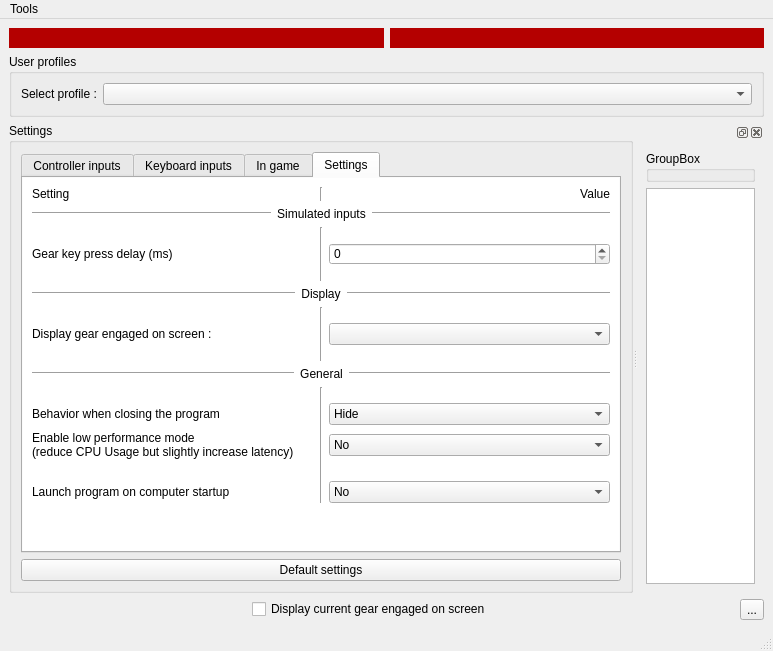
BrokenGameNoob/BrokenTC2, file BrokenTC2/mainwindow.ui: the form before one commit.
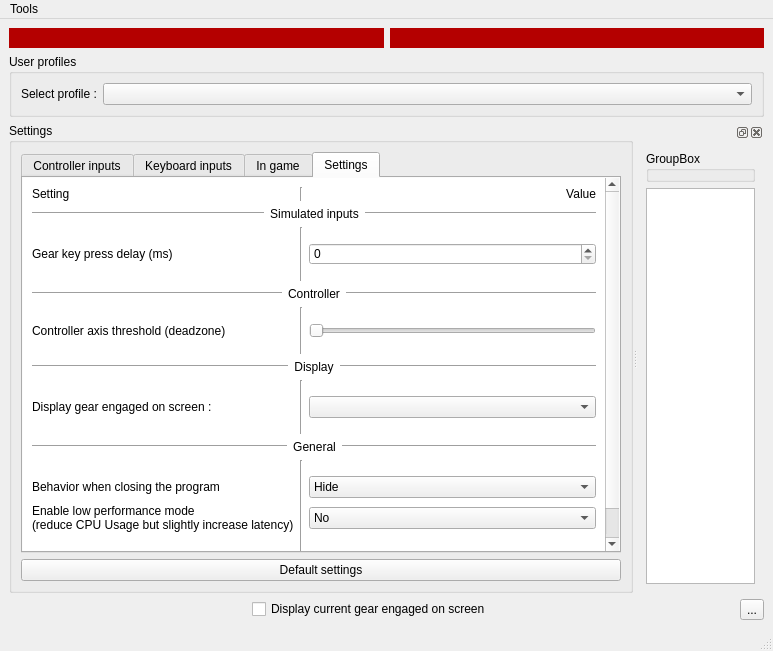
The form after the commit. The open tabs and pages were chosen to show the change. Icons and pictures are not drawn. Custom widgets are drawn as their Qt base class.

```diff
--- a/BrokenTC2/mainwindow.ui
+++ b/BrokenTC2/mainwindow.ui
@@ -1052,8 +1052,8 @@
              <rect>
               <x>0</x>
               <y>0</y>
-              <width>579</width>
-              <height>425</height>
+              <width>582</width>
+              <height>444</height>
              </rect>
             </property>
             <property name="minimumSize">
@@ -1069,17 +1069,32 @@
 	</string>
             </property>
             <layout class="QGridLayout" name="gridLayout_4">
-             <item row="0" column="1">
-              <widget class="Line" name="line_21">
+             <item row="14" column="1" rowspan="5">
+              <widget class="Line" name="line_28">
                <property name="orientation">
                 <enum>Qt::Vertical</enum>
                </property>
               </widget>
              </item>
-             <item row="6" column="1" rowspan="3">
-              <widget class="Line" name="line_29">
-               <property name="orientation">
-                <enum>Qt::Vertical</enum>
+             <item row="18" column="2">
+              <widget class="QComboBox" name="cb_launchOnStartup">
+               <item>
+                <property name="text">
+                 <string>No</string>
+                </property>
+               </item>
+               <item>
+                <property name="text">
+                 <string>Yes</string>
+                </property>
+               </item>
+              </widget>
+             </item>
+             <item row="16" column="0">
+              <widget class="QLabel" name="lbl_disp_lowPerfMode">
+               <property name="text">
+                <string>Enable low performance mode
+(reduce CPU Usage but slightly increase latency)</string>
                </property>
               </widget>
              </item>
@@ -1099,6 +1114,83 @@
                </property>
               </spacer>
              </item>
+             <item row="15" column="2">
+              <widget class="QComboBox" name="cb_exitOnCloseEvent">
+               <item>
+                <property name="text">
+                 <string>Hide</string>
+                </property>
+               </item>
+               <item>
+                <property name="text">
+                 <string>Exit</string>
+                </property>
+               </item>
+              </widget>
+             </item>
+             <item row="3" column="0">
+              <widget class="QLabel" name="lbl_disp_gearDelay">
+               <property name="toolTip">
+                <string>How long the key is going to be pressed down</string>
+               </property>
+               <property name="text">
+                <string>Gear key press delay (ms)</string>
+               </property>
+              </widget>
+             </item>
+             <item row="19" column="0">
+              <spacer name="verticalSpacer_12">
+               <property name="orientation">
+                <enum>Qt::Vertical</enum>
+               </property>
+               <property name="sizeHint" stdset="0">
+                <size>
+                 <width>20</width>
+                 <height>40</height>
+                </size>
+               </property>
+              </spacer>
+             </item>
+             <item row="0" column="1">
+              <widget class="Line" name="line_21">
+               <property name="orientation">
+                <enum>Qt::Vertical</enum>
+               </property>
+              </widget>
+             </item>
+             <item row="11" column="2">
+              <widget class="QComboBox" name="cb_gearDisplayScreen">
+               <property name="sizePolicy">
+                <sizepolicy hsizetype="Preferred" vsizetype="Fixed">
+                 <horstretch>0</horstretch>
+                 <verstretch>0</verstretch>
+                </sizepolicy>
+               </property>
+              </widget>
+             </item>
+             <item row="11" column="0">
+              <widget class="QLabel" name="lbl_disp_gearDisplayScreen">
+               <property name="text">
+                <string>Display gear engaged on screen :</string>
+               </property>
+              </widget>
+             </item>
+             <item row="3" column="2">
+              <widget class="QSpinBox" name="sb_gearDelay">
+               <property name="sizePolicy">
+                <sizepolicy hsizetype="Preferred" vsizetype="Fixed">
+                 <horstretch>0</horstretch>
+                 <verstretch>0</verstretch>
+                </sizepolicy>
+               </property>
+               <property name="toolTip">
+                <string>How long the key is going to be pressed down</string>
+               </property>
+               <property name="maximum">
+                <number>1200</number>
+               </property>
+              </widget>
+             </item>
              <item row="2" column="0">
               <spacer name="verticalSpacer_6">
                <property name="orientation">
@@ -1115,6 +1207,100 @@
                </property>
               </spacer>
              </item>
+             <item row="0" column="2">
+              <widget class="QLabel" name="lbl_disp_settValue">
+               <property name="text">
+                <string>Value</string>
+               </property>
+               <property name="alignment">
+                <set>Qt::AlignRight|Qt::AlignTrailing|Qt::AlignVCenter</set>
+               </property>
+              </widget>
+             </item>
+             <item row="5" column="0" colspan="3">
+              <layout class="QHBoxLayout" name="hlay_disp_sepController">
+               <item>
+                <widget class="Line" name="line_30">
+                 <property name="orientation">
+                  <enum>Qt::Horizontal</enum>
+                 </property>
+                </widget>
+               </item>
+               <item>
+                <widget class="QLabel" name="lbl_disp_sepController">
+                 <property name="sizePolicy">
+                  <sizepolicy hsizetype="Maximum" vsizetype="Preferred">
+                   <horstretch>0</horstretch>
+                   <verstretch>0</verstretch>
+                  </sizepolicy>
+                 </property>
+                 <property name="text">
+                  <string>Controller</string>
+                 </property>
+                 <property name="alignment">
+                  <set>Qt::AlignCenter</set>
+                 </property>
+                </widget>
+               </item>
+               <item>
+                <widget class="Line" name="line_31">
+                 <property name="orientation">
+                  <enum>Qt::Horizontal</enum>
+                 </property>
+                </widget>
+               </item>
+              </layout>
+             </item>
+             <item row="10" column="0">
+              <spacer name="verticalSpacer_13">
+               <property name="orientation">
+                <enum>Qt::Vertical</enum>
+               </property>
+               <property name="sizeType">
+                <enum>QSizePolicy::Minimum</enum>
+               </property>
+               <property name="sizeHint" stdset="0">
+                <size>
+                 <width>20</width>
+                 <height>10</height>
+                </size>
+               </property>
+              </spacer>
+             </item>
+             <item row="9" column="0" colspan="3">
+              <layout class="QHBoxLayout" name="hlay_disp_sepDisplay">
+               <item>
+                <widget class="Line" name="line_25">
+                 <property name="orientation">
+                  <enum>Qt::Horizontal</enum>
+                 </property>
+                </widget>
+               </item>
+               <item>
+                <widget class="QLabel" name="lbl_disp_sepDisplay">
+                 <property name="sizePolicy">
+                  <sizepolicy hsizetype="Maximum" vsizetype="Preferred">
+                   <horstretch>0</horstretch>
+                   <verstretch>0</verstretch>
+                  </sizepolicy>
+                 </property>
+                 <property name="text">
+                  <string>Display</string>
+                 </property>
+                 <property name="alignment">
+                  <set>Qt::AlignCenter</set>
+                 </property>
+                </widget>
+               </item>
+               <item>
+                <widget class="Line" name="line_10">
+                 <property name="orientation">
+                  <enum>Qt::Horizontal</enum>
+                 </property>
+                </widget>
+               </item>
+              </layout>
+             </item>
              <item row="1" column="0" colspan="3">
               <layout class="QHBoxLayout" name="hlay_disp_sepKeyboard">
                <item>
@@ -1149,31 +1335,7 @@
                </item>
               </layout>
              </item>
-             <item row="0" column="0">
-              <widget class="QLabel" name="lbl_disp_settings">
-               <property name="text">
-                <string>Setting</string>
-               </property>
-              </widget>
-             </item>
-             <item row="7" column="2">
-              <widget class="QComboBox" name="cb_gearDisplayScreen">
-               <property name="sizePolicy">
-                <sizepolicy hsizetype="Preferred" vsizetype="Fixed">
-                 <horstretch>0</horstretch>
-                 <verstretch>0</verstretch>
-                </sizepolicy>
-               </property>
-              </widget>
-             </item>
-             <item row="7" column="0">
-              <widget class="QLabel" name="lbl_disp_gearDisplayScreen">
-               <property name="text">
-                <string>Display gear engaged on screen :</string>
-               </property>
-              </widget>
-             </item>
-             <item row="9" column="0" colspan="3">
+             <item row="13" column="0" colspan="3">
               <layout class="QHBoxLayout" name="hlay_disp_sepGeneral">
                <item>
                 <widget class="Line" name="line_26">
@@ -1207,7 +1369,39 @@
                </item>
               </layout>
              </item>
-             <item row="12" column="2">
+             <item row="8" column="0">
+              <spacer name="verticalSpacer_18">
+               <property name="orientation">
+                <enum>Qt::Vertical</enum>
+               </property>
+               <property name="sizeType">
+                <enum>QSizePolicy::Minimum</enum>
+               </property>
+               <property name="sizeHint" stdset="0">
+                <size>
+                 <width>20</width>
+                 <height>10</height>
+                </size>
+               </property>
+              </spacer>
+             </item>
+             <item row="6" column="0">
+              <spacer name="verticalSpacer_19">
+               <property name="orientation">
+                <enum>Qt::Vertical</enum>
+               </property>
+               <property name="sizeType">
+                <enum>QSizePolicy::Minimum</enum>
+               </property>
+               <property name="sizeHint" stdset="0">
+                <size>
+                 <width>20</width>
+                 <height>10</height>
+                </size>
+               </property>
+              </spacer>
+             </item>
+             <item row="16" column="2">
               <widget class="QComboBox" name="cb_lowPerfMode">
                <item>
                 <property name="text">
@@ -1221,6 +1415,29 @@
                </item>
               </widget>
              </item>
+             <item row="12" column="0">
+              <spacer name="verticalSpacer_15">
+               <property name="orientation">
+                <enum>Qt::Vertical</enum>
+               </property>
+               <property name="sizeType">
+                <enum>QSizePolicy::Minimum</enum>
+               </property>
+               <property name="sizeHint" stdset="0">
+                <size>
+                 <width>20</width>
+                 <height>10</height>
+                </size>
+               </property>
+              </spacer>
+             </item>
+             <item row="0" column="0">
+              <widget class="QLabel" name="lbl_disp_settings">
+               <property name="text">
+                <string>Setting</string>
+               </property>
+              </widget>
+             </item>
              <item row="2" column="1" rowspan="3">
               <widget class="Line" name="line_22">
                <property name="orientation">
@@ -1228,56 +1445,8 @@
                </property>
               </widget>
              </item>
-             <item row="5" column="0" colspan="3">
-              <layout class="QHBoxLayout" name="hlay_disp_sepDisplay">
-               <item>
-                <widget class="Line" name="line_25">
-                 <property name="orientation">
-                  <enum>Qt::Horizontal</enum>
-                 </property>
-                </widget>
-               </item>
-               <item>
-                <widget class="QLabel" name="lbl_disp_sepDisplay">
-                 <property name="sizePolicy">
-                  <sizepolicy hsizetype="Maximum" vsizetype="Preferred">
-                   <horstretch>0</horstretch>
-                   <verstretch>0</verstretch>
-                  </sizepolicy>
-                 </property>
-                 <property name="text">
-                  <string>Display</string>
-                 </property>
-                 <property name="alignment">
-                  <set>Qt::AlignCenter</set>
-                 </property>
-                </widget>
-               </item>
-               <item>
-                <widget class="Line" name="line_10">
-                 <property name="orientation">
-                  <enum>Qt::Horizontal</enum>
-                 </property>
-                </widget>
-               </item>
-              </layout>
-             </item>
-             <item row="11" column="2">
-              <widget class="QComboBox" name="cb_exitOnCloseEvent">
-               <item>
-                <property name="text">
-                 <string>Hide</string>
-                </property>
-               </item>
-               <item>
-                <property name="text">
-                 <string>Exit</string>
-                </property>
-               </item>
-              </widget>
-             </item>
-             <item row="6" column="0">
-              <spacer name="verticalSpacer_13">
+             <item row="14" column="0">
+              <spacer name="verticalSpacer_16">
                <property name="orientation">
                 <enum>Qt::Vertical</enum>
                </property>
@@ -1292,131 +1461,28 @@
                </property>
               </spacer>
              </item>
-             <item row="11" column="0">
+             <item row="15" column="0">
               <widget class="QLabel" name="lbl_disp_exitOnCloseEvent">
                <property name="text">
                 <string>Behavior when closing the program</string>
                </property>
               </widget>
              </item>
-             <item row="3" column="2">
-              <widget class="QSpinBox" name="sb_gearDelay">
-               <property name="sizePolicy">
-                <sizepolicy hsizetype="Preferred" vsizetype="Fixed">
-                 <horstretch>0</horstretch>
-                 <verstretch>0</verstretch>
-                </sizepolicy>
-               </property>
-               <property name="toolTip">
-                <string>How long the key is going to be pressed down</string>
-               </property>
-               <property name="maximum">
-                <number>1200</number>
-               </property>
-              </widget>
-             </item>
-             <item row="0" column="2">
-              <widget class="QLabel" name="lbl_disp_settValue">
-               <property name="text">
-                <string>Value</string>
-               </property>
-               <property name="alignment">
-                <set>Qt::AlignRight|Qt::AlignTrailing|Qt::AlignVCenter</set>
-               </property>
-              </widget>
-             </item>
-             <item row="15" column="0">
-              <spacer name="verticalSpacer_12">
-               <property name="orientation">
-                <enum>Qt::Vertical</enum>
-               </property>
-               <property name="sizeHint" stdset="0">
-                <size>
-                 <width>20</width>
-                 <height>40</height>
-                </size>
-               </property>
-              </spacer>
-             </item>
-             <item row="10" column="1" rowspan="5">
-              <widget class="Line" name="line_28">
-               <property name="orientation">
-                <enum>Qt::Vertical</enum>
-               </property>
-              </widget>
-             </item>
-             <item row="14" column="0">
+             <item row="18" column="0">
               <widget class="QLabel" name="lbl_disp_launchOnStartup">
                <property name="text">
                 <string>Launch program on computer startup</string>
                </property>
               </widget>
              </item>
-             <item row="10" column="0">
-              <spacer name="verticalSpacer_16">
+             <item row="10" column="1" rowspan="3">
+              <widget class="Line" name="line_29">
                <property name="orientation">
                 <enum>Qt::Vertical</enum>
                </property>
-               <property name="sizeType">
-                <enum>QSizePolicy::Minimum</enum>
-               </property>
-               <property name="sizeHint" stdset="0">
-                <size>
-                 <width>20</width>
-                 <height>10</height>
-                </size>
-               </property>
-              </spacer>
-             </item>
-             <item row="12" column="0">
-              <widget class="QLabel" name="lbl_disp_lowPerfMode">
-               <property name="text">
-                <string>Enable low performance mode
-(reduce CPU Usage but slightly increase latency)</string>
-               </property>
               </widget>
              </item>
-             <item row="14" column="2">
-              <widget class="QComboBox" name="cb_launchOnStartup">
-               <item>
-                <property name="text">
-                 <string>No</string>
-                </property>
-               </item>
-               <item>
-                <property name="text">
-                 <string>Yes</string>
-                </property>
-               </item>
-              </widget>
-             </item>
-             <item row="3" column="0">
-              <widget class="QLabel" name="lbl_disp_gearDelay">
-               <property name="toolTip">
-                <string>How long the key is going to be pressed down</string>
-               </property>
-               <property name="text">
-                <string>Gear key press delay (ms)</string>
-               </property>
-              </widget>
-             </item>
-             <item row="8" column="0">
-              <spacer name="verticalSpacer_15">
-               <property name="orientation">
-                <enum>Qt::Vertical</enum>
-               </property>
-               <property name="sizeType">
-                <enum>QSizePolicy::Minimum</enum>
-               </property>
-               <property name="sizeHint" stdset="0">
-                <size>
-                 <width>20</width>
-                 <height>10</height>
-                </size>
-               </property>
-              </spacer>
-             </item>
-             <item row="13" column="0">
+             <item row="17" column="0">
               <spacer name="verticalSpacer_17">
                <property name="orientation">
                 <enum>Qt::Vertical</enum>
@@ -1432,6 +1498,36 @@
                </property>
               </spacer>
              </item>
+             <item row="7" column="0">
+              <widget class="QLabel" name="lbl_disp_joyAxisThreshold">
+               <property name="text">
+                <string>Controller axis threshold (deadzone)</string>
+               </property>
+              </widget>
+             </item>
+             <item row="6" column="1" rowspan="3">
+              <widget class="Line" name="line_32">
+               <property name="orientation">
+                <enum>Qt::Vertical</enum>
+               </property>
+              </widget>
+             </item>
+             <item row="7" column="2">
+              <widget class="QSlider" name="hs_joyAxisThreshold">
+               <property name="tracking">
+                <bool>true</bool>
+               </property>
+               <property name="orientation">
+                <enum>Qt::Horizontal</enum>
+               </property>
+               <property name="tickPosition">
+                <enum>QSlider::NoTicks</enum>
+               </property>
+               <property name="tickInterval">
+                <number>0</number>
+               </property>
+              </widget>
+             </item>
             </layout>
            </widget>
           </widget>
```
Left out of the diff: 156 changed lines with no effect on the pictures.
